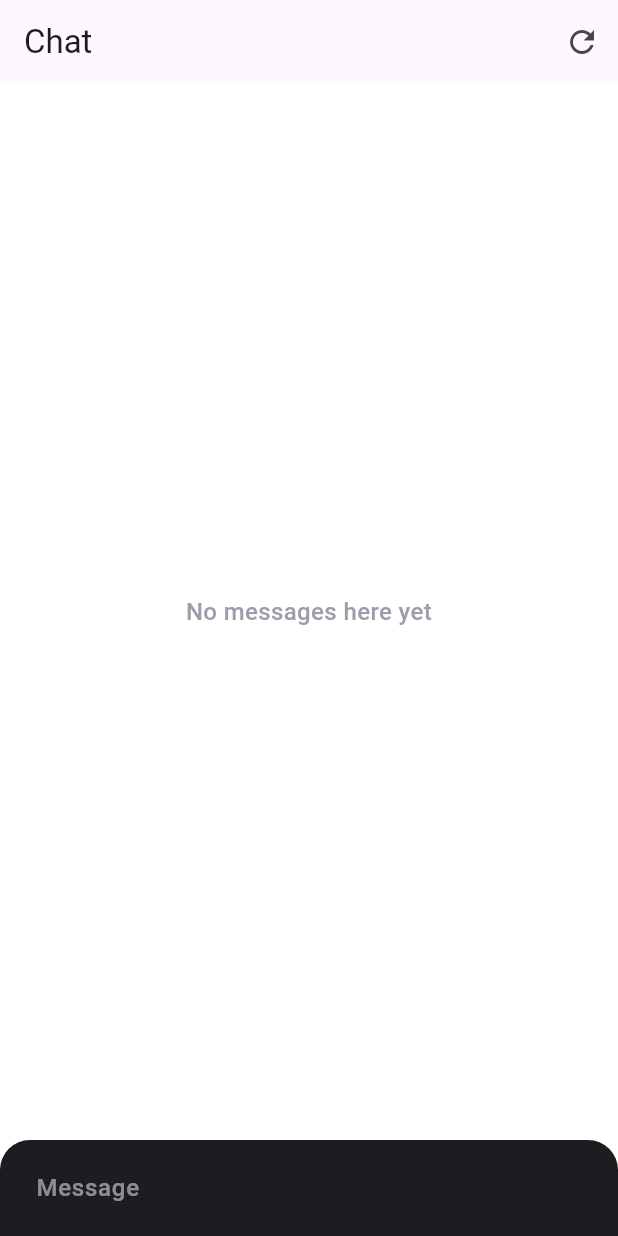
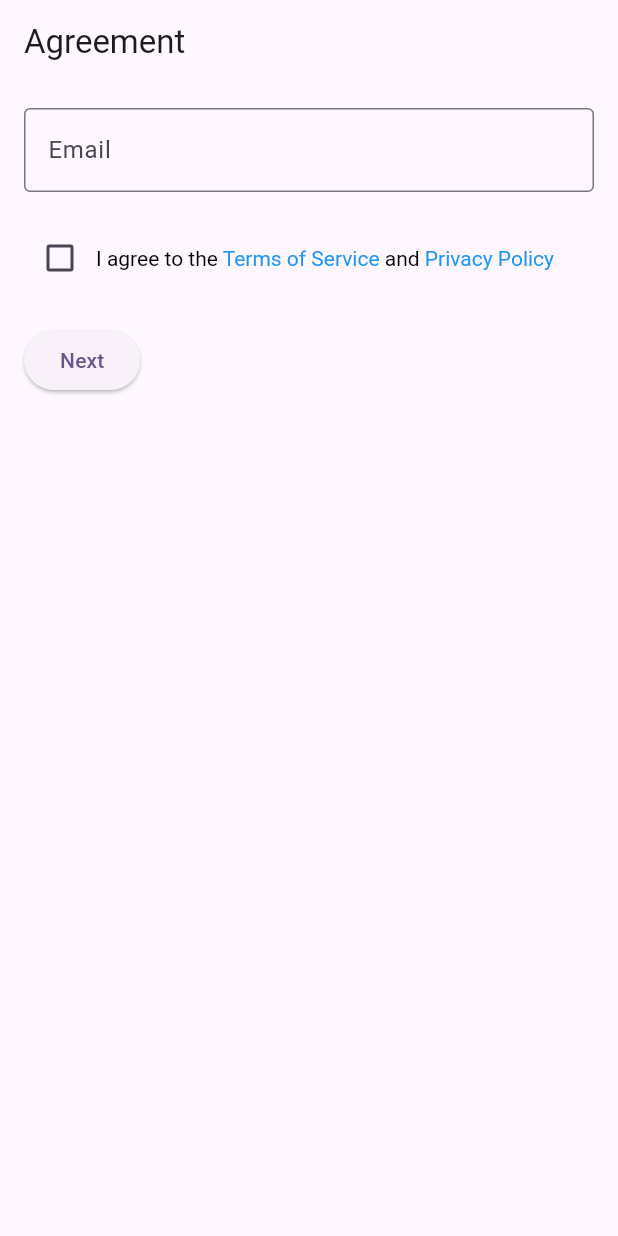
Before and after one commit to motaur/kuanimus_mobile, a Flutter app: the screen it shows after launch, on a phone screen of 412 x 824 dp. Run offline on Flutter 3.47's test engine with Material 3 defaults, Android fonts, the light colour scheme and no system bars; our stand-ins replace flutter_chat_types, flutter_chat_ui, hive, hive_flutter; accounts and stored records are empty.

Commit message:
added agreemnts and save history

```diff
--- /dev/null
+++ b/lib/agreement_page.dart
@@ -0,0 +1,123 @@
+import 'package:flutter/gestures.dart';
+import 'package:flutter/material.dart';
+import 'package:hive/hive.dart';
+import 'package:url_launcher/url_launcher.dart';
+
+import 'chat_page.dart';
+import 'main.dart';
+
+class AgreementPage extends StatefulWidget {
+  const AgreementPage({super.key});
+
+  @override
+  _AgreementPageState createState() => _AgreementPageState();
+}
+
+class _AgreementPageState extends State<AgreementPage> {
+
+  final Box userBox = Hive.box(Constants.userBox);
+  // Reference to the opened Hive bo
+  bool isAgreed = false;
+  final emailController = TextEditingController();
+
+  // Launch URLs in the in-app browser
+  Future<void> _launchInAppBrowser(String url) async {
+    if (await canLaunch(url)) {
+      await launch(url, forceSafariVC: true, forceWebView: true, enableJavaScript: true);
+    } else {
+      throw 'Could not launch $url';
+    }
+  }
+
+  void _onNextPressed() {
+    if (isAgreed && emailController.text.isNotEmpty) {
+      userBox.put(Constants.emailKey, emailController.text);
+      Navigator.pushReplacement(
+        context,
+        MaterialPageRoute(builder: (context) => const ChatPage()), // Replace with your next screen
+      );
+    } else {
+      // Show an error message
+      ScaffoldMessenger.of(context).showSnackBar(
+        const SnackBar(content: Text('Please agree to the terms and enter your email')),
+      );
+    }
+  }
+
+  @override
+  Widget build(BuildContext context) {
+    return Scaffold(
+      appBar: AppBar(
+        title: Text('Agreement'),
+      ),
+      body: Padding(
+        padding: EdgeInsets.all(16.0),
+        child: Column(
+          crossAxisAlignment: CrossAxisAlignment.start,
+          children: [
+            TextField(
+              controller: emailController,
+              keyboardType: TextInputType.emailAddress,
+              decoration: InputDecoration(
+                labelText: 'Email',
+                border: OutlineInputBorder(),
+              ),
+            ),
+            SizedBox(height: 20),
+            Row(
+              children: [
+                Checkbox(
+                  value: isAgreed,
+                  onChanged: (value) {
+                    setState(() {
+                      isAgreed = value ?? false;
+                    });
+                  },
+
+                ),
+                Expanded(
+                  child: RichText(
+                    text: TextSpan(
+                      text: 'I agree to the ',
+                      style: TextStyle(color: Colors.black),
+                      children: [
+                        TextSpan(
+                          text: 'Terms of Service',
+                          style: TextStyle(color: Colors.blue),
+                          recognizer: TapGestureRecognizer()
+                            ..onTap = () {
+                              _launchInAppBrowser('https://www.kuanimus.com/terms-and-conditions');
+                            },
+                        ),
+                        TextSpan(text: ' and '),
+                        TextSpan(
+                          text: 'Privacy Policy',
+                          style: TextStyle(color: Colors.blue),
+                          recognizer: TapGestureRecognizer()
+                            ..onTap = () {
+                              _launchInAppBrowser('https://www.kuanimus.com/privacy-policy');
+                            },
+                        ),
+                      ],
+                    ),
+                  ),
+                ),
+              ],
+            ),
+            SizedBox(height: 20),
+            ElevatedButton(
+              onPressed: _onNextPressed,
+              child: Text('Next'),
+            ),
+          ],
+        ),
+      ),
+    );
+  }
+
+  @override
+  void dispose() {
+    emailController.dispose();
+    super.dispose();
+  }
+}
--- a/lib/chat_page.dart
+++ b/lib/chat_page.dart
@@ -4,8 +4,12 @@ import 'package:flutter_chat_ui/flutter_chat_ui.dart';
 import 'dart:convert';
 import 'package:flutter/material.dart';
 import 'package:flutter_chat_types/flutter_chat_types.dart' as types;
+import 'package:hive/hive.dart';
 import 'package:http/http.dart' as http;
 import 'package:uuid/uuid.dart';
+
+import 'agreement_page.dart';
+import 'main.dart';
 
 class ChatPage extends StatefulWidget {
   const ChatPage({super.key});
@@ -34,16 +38,16 @@ class _ChatPageState extends State<ChatPage> {
   }
 
   // Method to start a new chat, clears messages and generates a new user
-  void _startNewChat() {
-    setState(() {
-      _messages = [];
-      _user = types.User(id: const Uuid().v4(), role: types.Role.user, firstName: 'You'); // Generate new user ID
-    });
+  void _logout() {
+    Hive.box(Constants.userBox).delete(Constants.emailKey);
+    Navigator.pushReplacement(context,
+        MaterialPageRoute(builder: (context) => const AgreementPage()));
   }
 
   void _addMessage(types.Message message) {
     setState(() {
       _messages.insert(0, message);
+      Hive.box(Constants.userBox).put('${Constants.emailKey}_messages', _messages);
     });
   }
 
@@ -59,7 +63,7 @@ class _ChatPageState extends State<ChatPage> {
           'Content-Type': 'application/json',
         },
         body: jsonEncode({
-          'email': '${_user.id}@mail.com',
+          'email': Hive.box(Constants.userBox).get(Constants.emailKey),
           "language": "en",
           "application": "android",
           'question': message,
@@ -120,7 +124,7 @@ class _ChatPageState extends State<ChatPage> {
   }
 
   void _loadMessages() async {
-    final messages = <types.Message>[];
+    final messages = Hive.box(Constants.userBox).get('${Constants.emailKey}_messages', defaultValue: []) as List<types.Message>;
     setState(() {
       _messages = messages;
     });
@@ -132,8 +136,8 @@ class _ChatPageState extends State<ChatPage> {
       title: const Text('Chat'),
       actions: [
         IconButton(
-          icon: const Icon(Icons.refresh),
-          onPressed: _startNewChat, // Call the method to start a new chat
+          icon: const Icon(Icons.logout),
+          onPressed: _logout, // Call the method to start a new chat
           tooltip: 'Start New Chat',
         ),
       ],
--- a/lib/main.dart
+++ b/lib/main.dart
@@ -1,8 +1,19 @@
 import 'package:flutter/material.dart';
+import 'package:hive/hive.dart';
+import 'package:hive_flutter/adapters.dart';
+import 'package:kuanimus/agreement_page.dart';
 
 import 'chat_page.dart';
 
-void main() {
+class Constants {
+  static const String userBox = 'userBox';
+  static const String emailKey = 'email';
+}
+
+
+void main() async {
+  await Hive.initFlutter();
+  await Hive.openBox(Constants.userBox);
   runApp(const MyApp());
 }
 
@@ -18,7 +29,9 @@ class MyApp extends StatelessWidget {
         colorScheme: ColorScheme.fromSeed(seedColor: Colors.deepPurple),
         useMaterial3: true,
       ),
-      home: const ChatPage(),
+      home: Hive.box(Constants.userBox).get(Constants.emailKey) == null
+          ? const AgreementPage()
+          : const ChatPage(),
     );
   }
 }
--- a/pubspec.yaml
+++ b/pubspec.yaml
@@ -34,9 +34,12 @@ dependencies:
 
   # The following adds the Cupertino Icons font to your application.
   # Use with the CupertinoIcons class for iOS style icons.
-  cupertino_icons: ^1.0.6
+  cupertino_icons: ^1.0.8
   flutter_chat_ui: ^1.6.15
   uuid: ^4.5.0
+  url_launcher: ^6.3.0
+  hive: ^2.2.3
+  hive_flutter: ^1.1.0
 
 dev_dependencies:
   flutter_test:
```
Also changed, not shown: pubspec.lock, 4 other files.
